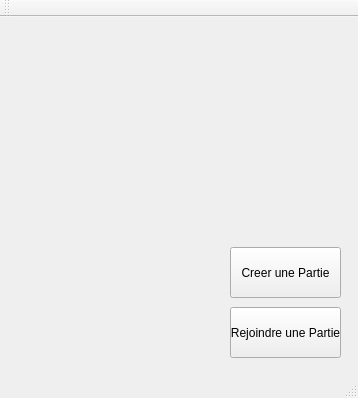
This is code/Final/QBomberManplusplus/qbomberman.ui in CQuentin/QBomberMan as Qt 5 draws it before an edit. The edited form follows.
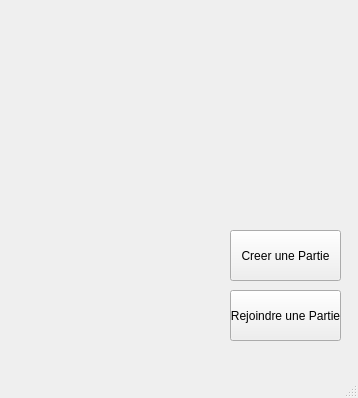
This is the edited form.

Commit message:
Mise à jour de l'interface
j'ai supprimé la barre de menu flottante sur la fenêtre d'accueil

```diff
--- a/code/Final/QBomberManplusplus/qbomberman.ui
+++ b/code/Final/QBomberManplusplus/qbomberman.ui
@@ -69,14 +69,6 @@
     </rect>
    </property>
   </widget>
-  <widget class="QToolBar" name="mainToolBar">
-   <attribute name="toolBarArea">
-    <enum>TopToolBarArea</enum>
-   </attribute>
-   <attribute name="toolBarBreak">
-    <bool>false</bool>
-   </attribute>
-  </widget>
   <widget class="QStatusBar" name="statusBar"/>
  </widget>
  <layoutdefault spacing="6" margin="11"/>
```
The commit also changes 2 other files.
